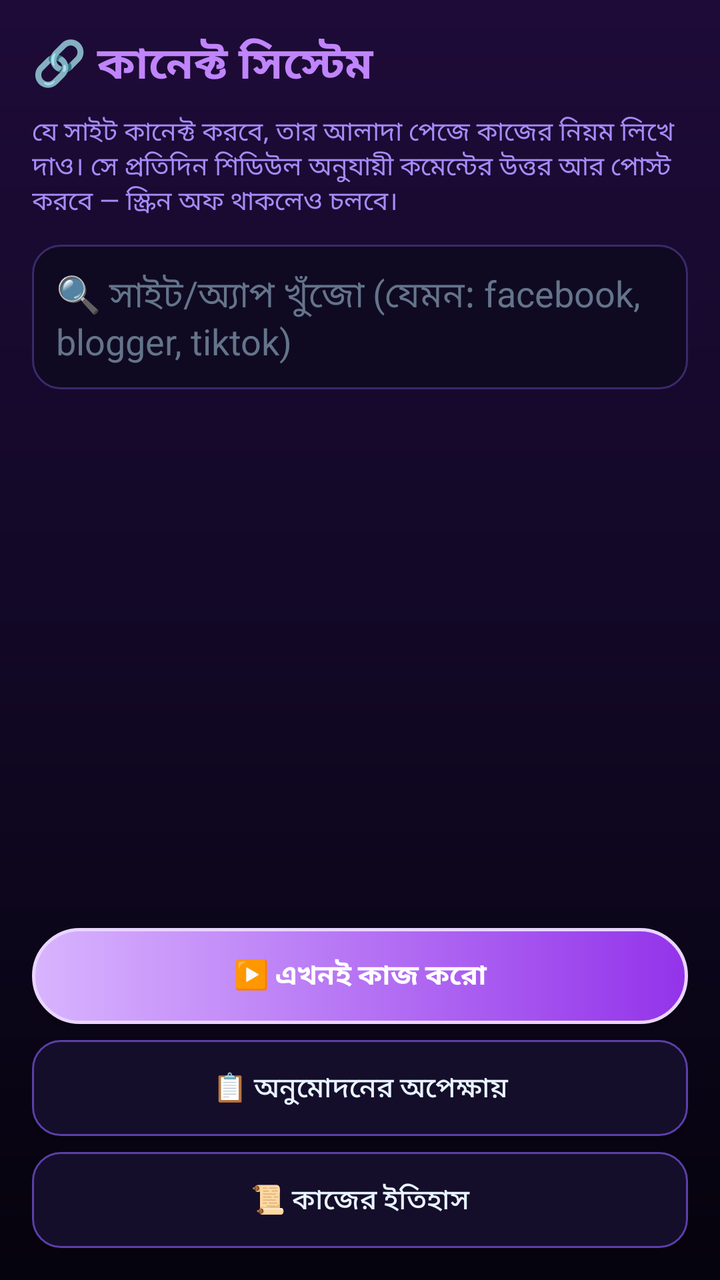
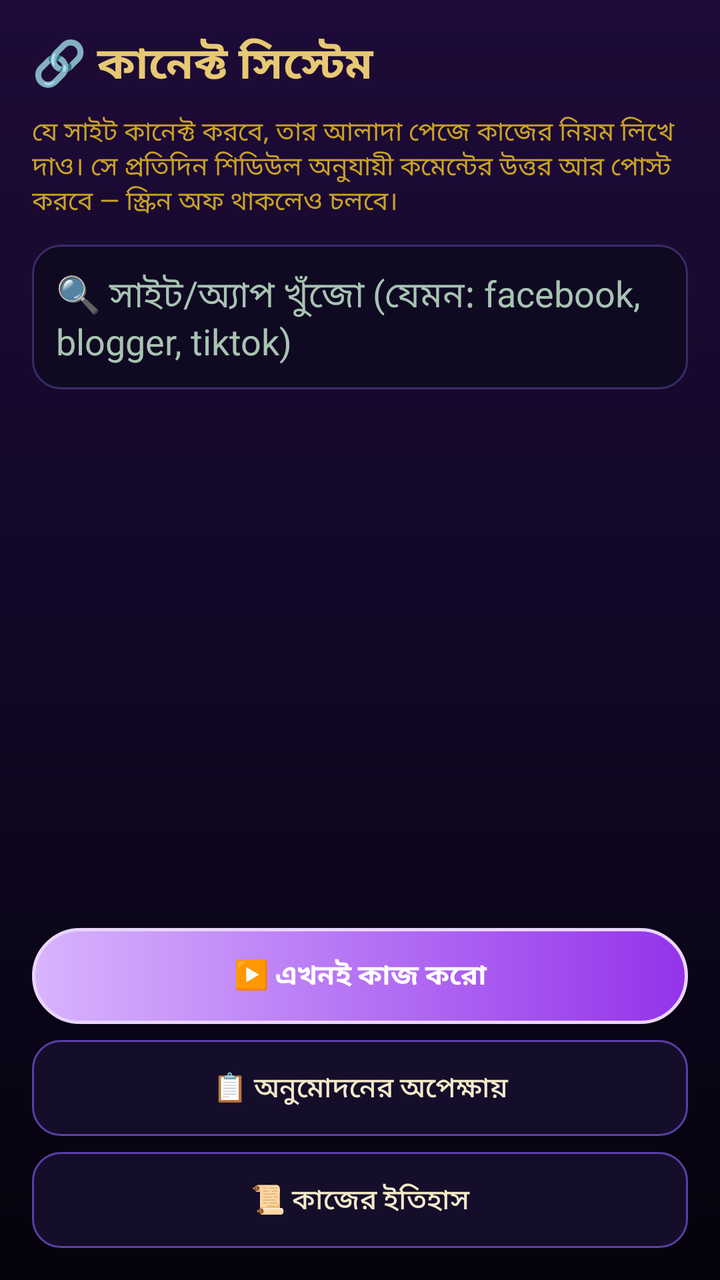

Before-and-after screenshots of an Android layout around one commit, followed by the original layout XML and the change that was made.
<!-- AndroidManifest.xml: application theme AppTheme -->
<!-- res/layout/activity_connect.xml -->
<?xml version="1.0" encoding="utf-8"?>
<LinearLayout xmlns:android="http://schemas.android.com/apk/res/android"
    android:layout_width="match_parent"
    android:layout_height="match_parent"
    android:background="@drawable/bg_main"
    android:orientation="vertical"
    android:padding="16dp">

    <TextView
        android:layout_width="match_parent"
        android:layout_height="wrap_content"
        android:text="🔗 কানেক্ট সিস্টেম"
        android:textColor="#C084FC"
        android:textSize="22sp"
        android:textStyle="bold" />

    <TextView
        android:layout_width="match_parent"
        android:layout_height="wrap_content"
        android:layout_marginTop="8dp"
        android:text="যে সাইট কানেক্ট করবে, তার আলাদা পেজে কাজের নিয়ম লিখে দাও। সে প্রতিদিন শিডিউল অনুযায়ী কমেন্টের উত্তর আর পোস্ট করবে — স্ক্রিন অফ থাকলেও চলবে।"
        android:textColor="#A78BFA"
        android:textSize="13sp" />

    <EditText
        android:id="@+id/connSearch"
        android:layout_width="match_parent"
        android:layout_height="wrap_content"
        android:layout_marginTop="12dp"
        android:background="@drawable/bg_input"
        android:hint="🔍 সাইট/অ্যাপ খুঁজো (যেমন: facebook, blogger, tiktok)"
        android:padding="12dp"
        android:textColor="#E8F4FF"
        android:textColorHint="#64748B" />

    <ScrollView
        android:layout_width="match_parent"
        android:layout_height="0dp"
        android:layout_marginTop="14dp"
        android:layout_weight="1">

        <LinearLayout
            android:id="@+id/connList"
            android:layout_width="match_parent"
            android:layout_height="wrap_content"
            android:orientation="vertical" />
    </ScrollView>

    <Button
        android:id="@+id/connRunNow"
        android:layout_width="match_parent"
        android:layout_height="wrap_content"
        android:layout_marginTop="10dp"
        android:background="@drawable/btn_primary"
        android:padding="12dp"
        android:text="▶️ এখনই কাজ করো"
        android:textColor="#FFFFFF"
        android:textStyle="bold" />

    <Button
        android:id="@+id/connApprovals"
        android:layout_width="match_parent"
        android:layout_height="wrap_content"
        android:layout_marginTop="8dp"
        android:background="@drawable/btn_secondary"
        android:padding="12dp"
        android:text="📋 অনুমোদনের অপেক্ষায়"
        android:textColor="#E8F4FF" />

    <Button
        android:id="@+id/connHistory"
        android:layout_width="match_parent"
        android:layout_height="wrap_content"
        android:layout_marginTop="8dp"
        android:background="@drawable/btn_secondary"
        android:padding="12dp"
        android:text="📜 কাজের ইতিহাস"
        android:textColor="#E8F4FF" />
</LinearLayout>
<!-- resources referenced by this layout -->
<resources>
  <!-- drawable bg_input (drawable) -->
  <?xml version="1.0" encoding="utf-8"?>
  <shape xmlns:android="http://schemas.android.com/apk/res/android" android:shape="rectangle">
      <corners android:radius="14dp" />
      <solid android:color="#0F0A22" />
      <stroke android:width="1dp" android:color="#3B2A6B" />
  </shape>
  <!-- drawable bg_main (drawable) -->
  <?xml version="1.0" encoding="utf-8"?>
  <shape xmlns:android="http://schemas.android.com/apk/res/android" android:shape="rectangle">
      <gradient
          android:angle="270"
          android:startColor="#1E0B38"
          android:centerColor="#120826"
          android:endColor="#05030D" />
  </shape>
  <!-- drawable btn_primary (drawable) -->
  <?xml version="1.0" encoding="utf-8"?>
  <shape xmlns:android="http://schemas.android.com/apk/res/android" android:shape="rectangle">
      <corners android:radius="28dp" />
      <gradient android:startColor="#D8B4FE" android:endColor="#9333EA" android:angle="0" />
      <stroke android:width="1.5dp" android:color="#E9D5FF" />
  </shape>
  <!-- drawable btn_secondary (drawable) -->
  <?xml version="1.0" encoding="utf-8"?>
  <shape xmlns:android="http://schemas.android.com/apk/res/android" android:shape="rectangle">
      <corners android:radius="14dp" />
      <solid android:color="#150E2B" />
      <stroke android:width="1dp" android:color="#5B3FA8" />
  </shape>
  <style name="AppTheme" parent="android:Theme.Material.NoActionBar">
          <item name="android:windowBackground">#05030D</item>
          <item name="android:colorAccent">#A855F7</item>
          <item name="android:statusBarColor">#05030D</item>
          <item name="android:navigationBarColor">#05030D</item>
          <item name="android:windowLightStatusBar">false</item>
      </style>
</resources>

<!-- the commit's change to res/layout/activity_connect.xml (unified diff, before → after) -->
@@ -10,7 +10,7 @@
         android:layout_width="match_parent"
         android:layout_height="wrap_content"
         android:text="🔗 কানেক্ট সিস্টেম"
-        android:textColor="#C084FC"
+        android:textColor="#E7C873"
         android:textSize="22sp"
         android:textStyle="bold" />
 
@@ -19,7 +19,7 @@
         android:layout_height="wrap_content"
         android:layout_marginTop="8dp"
         android:text="যে সাইট কানেক্ট করবে, তার আলাদা পেজে কাজের নিয়ম লিখে দাও। সে প্রতিদিন শিডিউল অনুযায়ী কমেন্টের উত্তর আর পোস্ট করবে — স্ক্রিন অফ থাকলেও চলবে।"
-        android:textColor="#A78BFA"
+        android:textColor="#C9A227"
         android:textSize="13sp" />
 
     <EditText
@@ -30,8 +30,8 @@
         android:background="@drawable/bg_input"
         android:hint="🔍 সাইট/অ্যাপ খুঁজো (যেমন: facebook, blogger, tiktok)"
         android:padding="12dp"
-        android:textColor="#E8F4FF"
-        android:textColorHint="#64748B" />
+        android:textColor="#F3E9C8"
+        android:textColorHint="#A8C3B2" />
 
     <ScrollView
         android:layout_width="match_parent"
@@ -65,7 +65,7 @@
         android:background="@drawable/btn_secondary"
         android:padding="12dp"
         android:text="📋 অনুমোদনের অপেক্ষায়"
-        android:textColor="#E8F4FF" />
+        android:textColor="#F3E9C8" />
 
     <Button
         android:id="@+id/connHistory"
@@ -75,5 +75,5 @@
         android:background="@drawable/btn_secondary"
         android:padding="12dp"
         android:text="📜 কাজের ইতিহাস"
-        android:textColor="#E8F4FF" />
+        android:textColor="#F3E9C8" />
 </LinearLayout>
